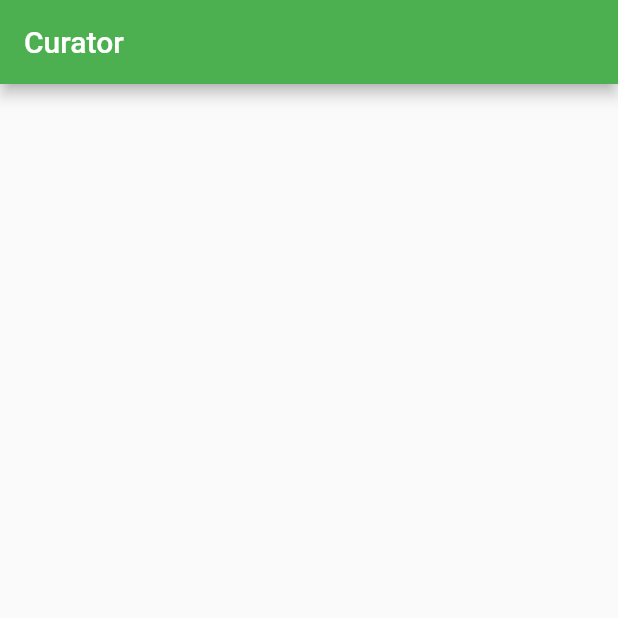
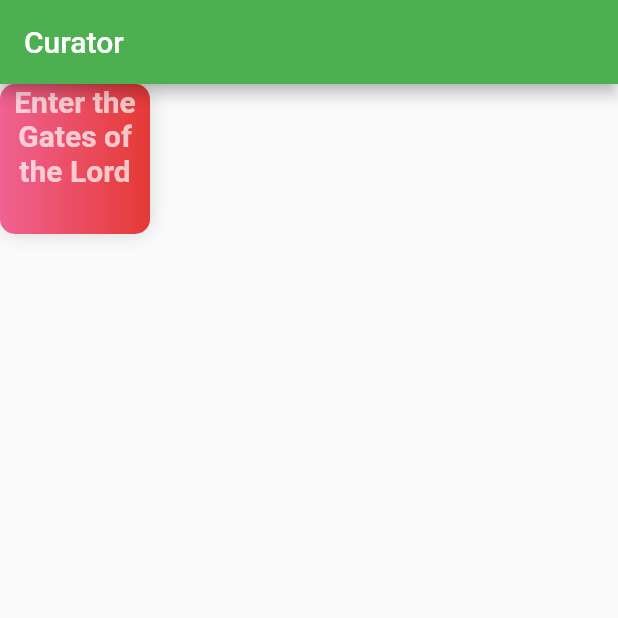
Before and after one commit to Xavier-Charles/curator, a Flutter app: the screen it shows after launch, on a phone screen of 412 x 824 dp, the top half of it. Run offline on Flutter 3.47's test engine with Material 2 defaults, Android fonts, the phone set to English and light mode, and no system bars.

Commit message:
Using Basic widgets

```diff
--- a/lib/main.dart
+++ b/lib/main.dart
@@ -16,6 +16,31 @@ class HomePage extends StatelessWidget {
       appBar: AppBar(
         title: Text("Curator"),
       ),
+      body: Container(
+        width: 100,
+        height: 100,
+        alignment: Alignment.topLeft,
+        decoration: BoxDecoration(
+          color: Colors.red[400],
+          borderRadius: BorderRadius.circular(10),
+          gradient: LinearGradient(colors: [
+            Colors.pink[300],
+            Colors.red[600]
+          ]),
+          boxShadow: [BoxShadow(
+            color: Colors.grey[350],
+            blurRadius:10,
+          )]
+        ),
+        child: Text("Enter the Gates of the Lord",
+          textAlign: TextAlign.center,
+          style: TextStyle(
+            fontSize: 20,
+            color: Colors.white70,
+            fontWeight: FontWeight.bold
+          ),
+        ),
+      ),
     );
   }
 }
```
